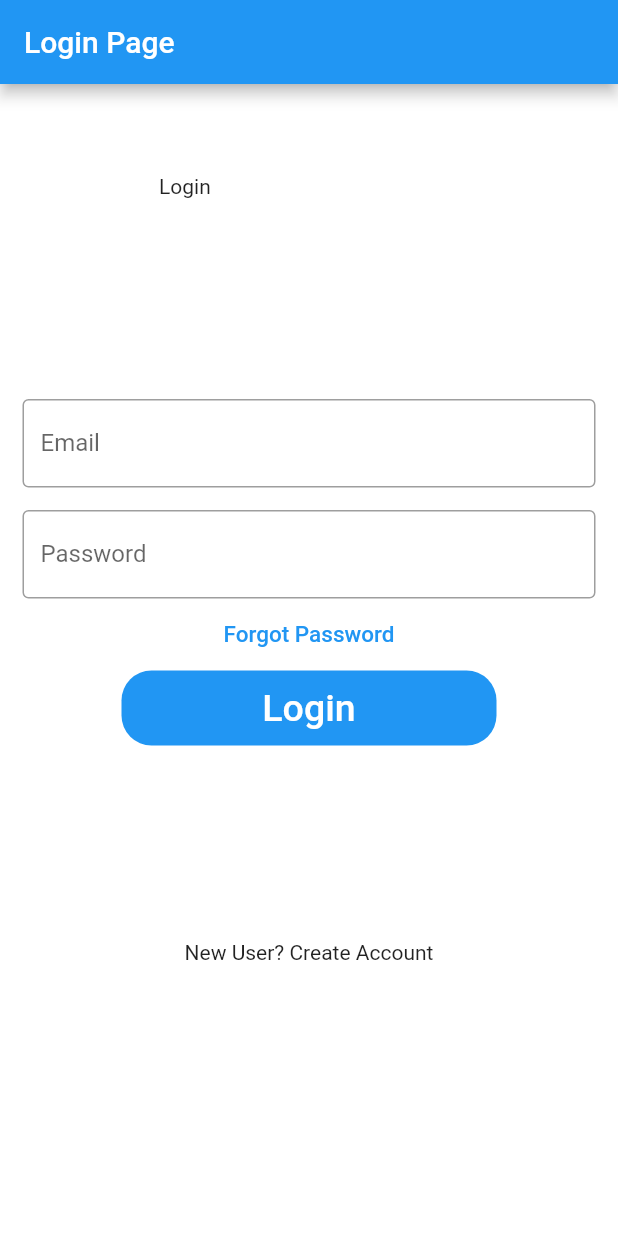
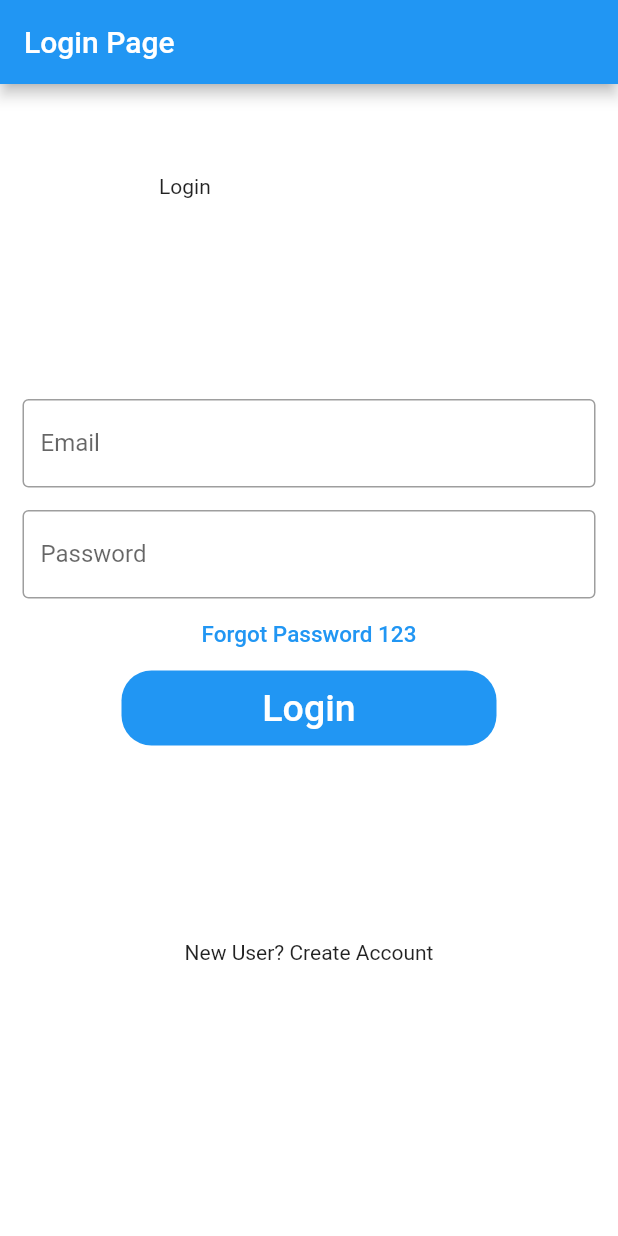
Before and after one commit to DharmeshLodhari/DemoTestCase, a Flutter app: the screen it shows after launch, on a phone screen of 412 x 824 dp. Run offline on Flutter 3.47's test engine with Material 2 defaults, Android fonts, the phone set to English and light mode, and no system bars.

Commit message:
demo changes done

```diff
--- a/lib/login.dart
+++ b/lib/login.dart
@@ -63,7 +63,7 @@ class _LoginDemo  extends State<LoginDemo > {
                 //TODO FORGOT PASSWORD SCREEN GOES HERE
               },
               child: Text(
-                'Forgot Password',
+                'Forgot Password 123',
                 style: TextStyle(color: Colors.blue, fontSize: 15),
               ),
             ),
```
